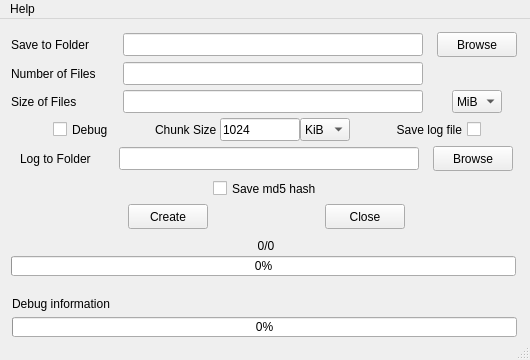
First picture: the form in design/qt/MainWindow.ui, repository matuzalemmuller/dummy-files-creator, before the edit.
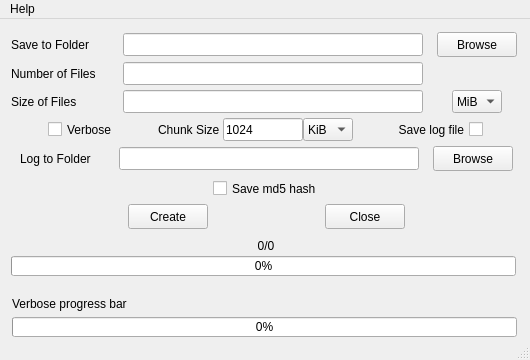
Second picture: the form after the edit.

```diff
--- a/design/qt/MainWindow.ui
+++ b/design/qt/MainWindow.ui
@@ -168,7 +168,7 @@
           </property>
           <property name="sizeHint" stdset="0">
            <size>
-            <width>40</width>
+            <width>30</width>
             <height>20</height>
            </size>
           </property>
@@ -178,13 +178,13 @@
          <widget class="QCheckBox" name="checkbox_debug">
           <property name="minimumSize">
            <size>
-            <width>60</width>
+            <width>70</width>
             <height>23</height>
            </size>
           </property>
           <property name="maximumSize">
            <size>
-            <width>60</width>
+            <width>70</width>
             <height>23</height>
            </size>
           </property>
@@ -192,7 +192,7 @@
            <string>&lt;html&gt;&lt;head/&gt;&lt;body&gt;&lt;p&gt;Affects performance&lt;/p&gt;&lt;/body&gt;&lt;/html&gt;</string>
           </property>
           <property name="text">
-           <string>Debug</string>
+           <string>Verbose</string>
           </property>
          </widget>
         </item>
@@ -759,7 +759,7 @@
                </size>
               </property>
               <property name="text">
-               <string>Debug information</string>
+               <string>Verbose progress bar</string>
               </property>
              </widget>
             </item>
```
Left out of the diff: 16 changed lines with no effect on the pictures.
